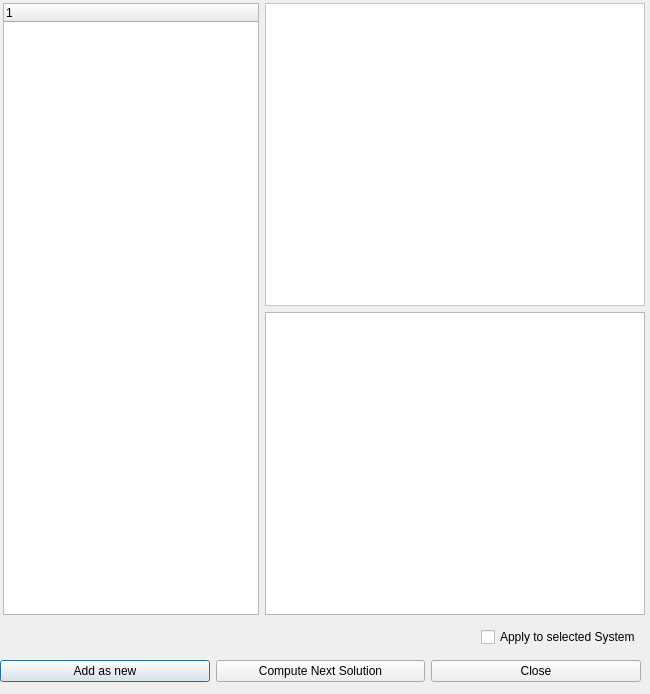
BALL-Project/ball, file source/VIEW/DIALOGS/assignBondOrderResultsDialog.ui: the form before one commit.
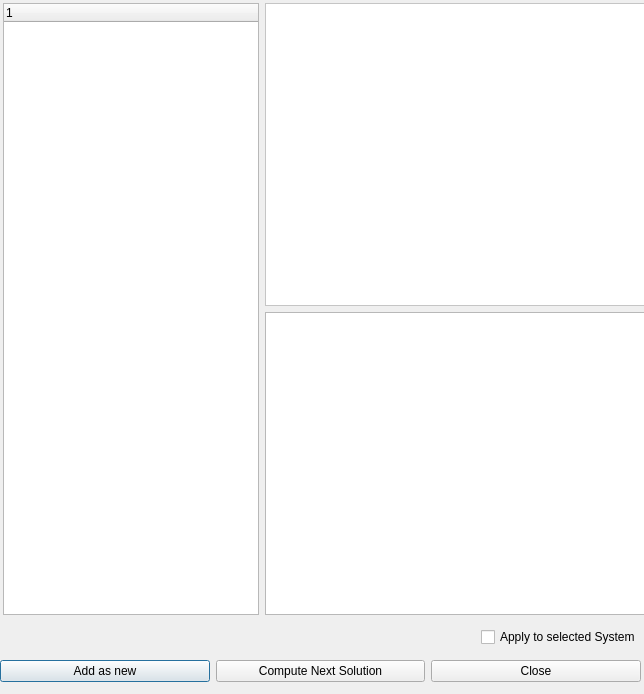
The form after the commit.

Commit message: Gave more meaningful titles to the Bond Order Assignment dialogs.

The edit to the form file:
```diff
--- a/source/VIEW/DIALOGS/assignBondOrderResultsDialog.ui
+++ b/source/VIEW/DIALOGS/assignBondOrderResultsDialog.ui
@@ -1,11 +1,11 @@
 <ui version="4.0" >
  <class>AssignBondOrderResultsDialogData</class>
- <widget class="QDialog" name="AssignBondOrderResultsDialogData" >
-  <property name="geometry" >
+ <widget class="QDialog" name="AssignBondOrderResultsDialogData">
+  <property name="geometry">
    <rect>
     <x>0</x>
     <y>0</y>
-    <width>650</width>
+    <width>644</width>
     <height>694</height>
    </rect>
   </property>
```
Left out of the diff: 137 changed lines with no effect on the pictures. The commit also changes 1 other file.
